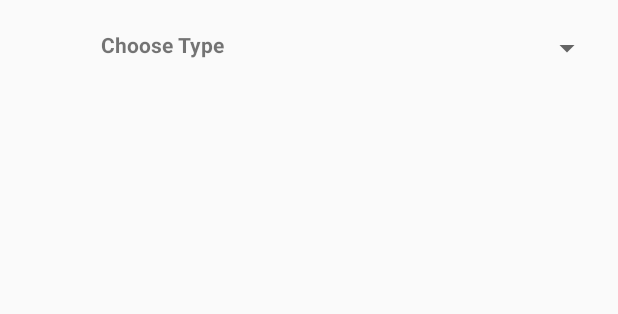
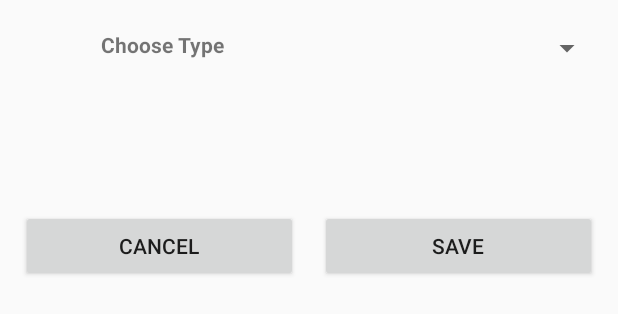
Before and after one commit to Eternali/WAToPlan, an Android app: the layout activity_edit.xml on its own in the app's theme, with its tools: preview values and no code run, on a phone screen of 412 x 824 dp. Shown: the top 314 px of the screen. Run offline under Robolectric (Android 15) with nearby library versions, the phone set to English and light mode, and no system bars.

Commit message:
added cancel and save buttons in editActivity

```diff
--- a/app/src/main/AndroidManifest.xml
+++ b/app/src/main/AndroidManifest.xml
@@ -9,6 +9,7 @@
         android:roundIcon="@mipmap/ic_launcher_round"
         android:supportsRtl="true"
         android:theme="@style/AppTheme">
+        <meta-data android:name="com.google.android.geo.API_KEY" android:value="AIzaSyAkpkFamTu4o4BVE5EDs1cZfilz5hl0e0Q" />
         <activity android:name=".MainActivity">
             <intent-filter>
                 <action android:name="android.intent.action.MAIN" />
--- a/app/src/main/java/com/example/fa11en/watoplan/EditActivity.kt
+++ b/app/src/main/java/com/example/fa11en/watoplan/EditActivity.kt
@@ -25,6 +25,12 @@ class EditActivity : Activity() {
         }
     }
 
+    fun cancelEvent (view: View) = this.finish()
+
+    fun saveEvent (view: View) {
+
+    }
+
     override fun onCreate(savedInstanceState: Bundle?) {
         super.onCreate(savedInstanceState)
         setContentView(R.layout.activity_edit)
--- a/app/src/main/res/layout/activity_edit.xml
+++ b/app/src/main/res/layout/activity_edit.xml
@@ -87,4 +87,30 @@
         android:layout_marginTop="14dp"
         android:layout_marginRight="14dp" />
 
+    <LinearLayout
+        android:id="@+id/finalEditButtons"
+        android:layout_width="match_parent"
+        android:layout_height="wrap_content"
+        android:orientation="horizontal"
+        android:layout_marginLeft="14dp"
+        android:layout_marginTop="14dp"
+        android:layout_marginRight="14dp">
+        <Button
+            android:id="@+id/cancelButton"
+            android:layout_weight="0.5"
+            android:layout_width="0dp"
+            android:layout_height="wrap_content"
+            android:layout_marginEnd="7dp"
+            android:text="@string/cancelButtonText"
+            android:onClick="cancelEvent" />
+        <Button
+            android:id="@+id/saveButton"
+            android:layout_weight="0.5"
+            android:layout_width="0dp"
+            android:layout_height="wrap_content"
+            android:layout_marginStart="7dp"
+            android:text="@string/saveButtonText"
+            android:onClick="saveEvent" />
+    </LinearLayout>
+
 </LinearLayout>
--- a/app/src/main/res/values/strings.xml
+++ b/app/src/main/res/values/strings.xml
@@ -27,4 +27,6 @@
     <string name="addEntityButtonText">ADD PERSON</string>
     <string name="locationLabelText">CHOOSE LOCATION</string>
     <string name="mapButtonText">OPEN MAP</string>
+    <string name="cancelButtonText">CANCEL</string>
+    <string name="saveButtonText">SAVE</string>
 </resources>
```
Also changed, not shown: 1 other file.
